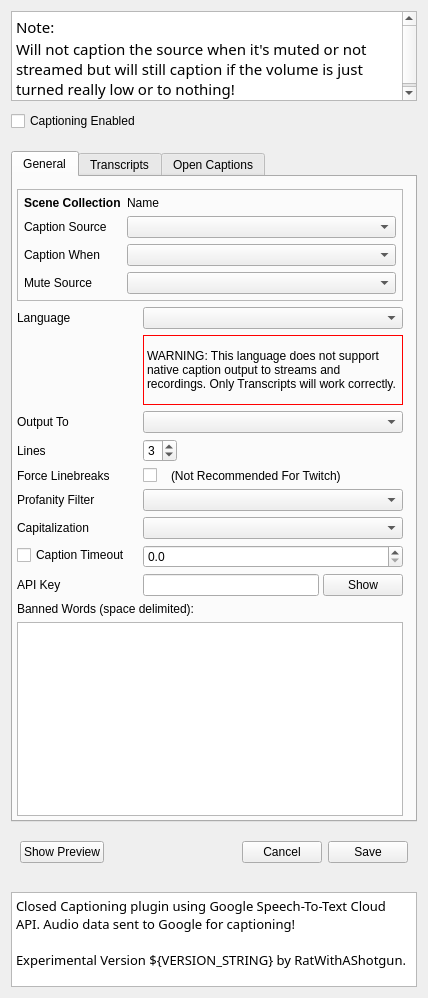
Qt form src/ui/CaptionSettingsWidget.ui (ratwithacompiler/OBS-captions-plugin) before a commit.
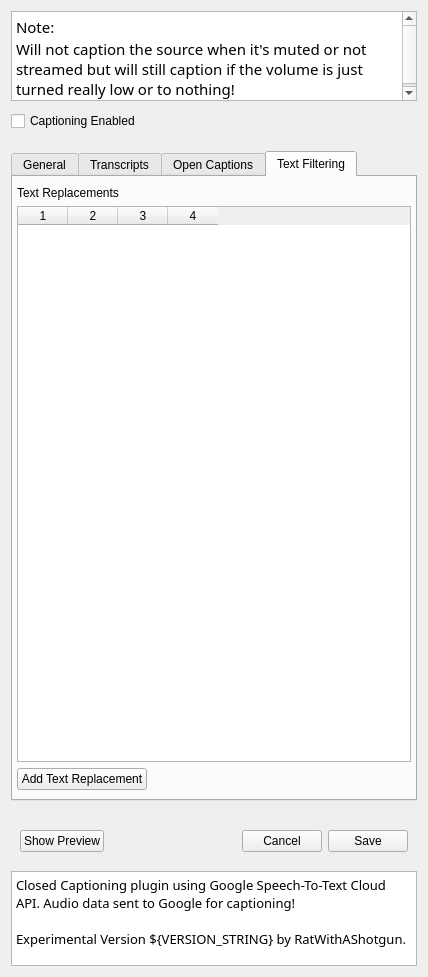
The same form after that commit. The open tabs and pages were chosen to show the change.

Commit message: text filter: replace banned words with user text replacement system

Diff of the .ui file:
```diff
--- a/src/ui/CaptionSettingsWidget.ui
+++ b/src/ui/CaptionSettingsWidget.ui
@@ -536,16 +536,6 @@
          </layout>
         </widget>
        </item>
-       <item>
-        <widget class="QLabel" name="label_4">
-         <property name="text">
-          <string>Banned Words (space delimited):</string>
-         </property>
-        </widget>
-       </item>
-       <item>
-        <widget class="QPlainTextEdit" name="bannedWordsPlainTextEdit"/>
-       </item>
       </layout>
      </widget>
      <widget class="QWidget" name="tab_2">
@@ -1132,8 +1122,77 @@
        </item>
       </layout>
      </widget>
+     <widget class="QWidget" name="filterTab">
+      <attribute name="title">
+       <string>Text Filtering</string>
+      </attribute>
+      <layout class="QVBoxLayout" name="verticalLayout_7">
+       <property name="leftMargin">
+        <number>4</number>
+       </property>
+       <property name="rightMargin">
+        <number>4</number>
+       </property>
+       <item>
+        <widget class="QLabel" name="label_4">
+         <property name="text">
+          <string>Text Replacements</string>
+         </property>
+        </widget>
+       </item>
+       <item>
+        <widget class="QTableWidget" name="wordReplacementTableWidget">
+         <property name="rowCount">
+          <number>0</number>
+         </property>
+         <property name="columnCount">
+          <number>4</number>
+         </property>
+         <attribute name="horizontalHeaderDefaultSectionSize">
+          <number>50</number>
+         </attribute>
+         <attribute name="verticalHeaderCascadingSectionResizes">
+          <bool>true</bool>
+         </attribute>
+         <column/>
+         <column/>
+         <column/>
+         <column/>
+        </widget>
+       </item>
+       <item>
+        <widget class="QPushButton" name="replacementWordsAddWordPushButton">
+         <property name="sizePolicy">
+          <sizepolicy hsizetype="Fixed" vsizetype="Fixed">
+           <horstretch>0</horstretch>
+           <verstretch>0</verstretch>
+          </sizepolicy>
+         </property>
+         <property name="text">
+          <string>Add Text Replacement</string>
+         </property>
+        </widget>
+       </item>
+      </layout>
+     </widget>
     </widget>
    </item>
+   <item>
+    <spacer name="verticalSpacer_2">
+     <property name="orientation">
+      <enum>Qt::Vertical</enum>
+     </property>
+     <property name="sizeType">
+      <enum>QSizePolicy::Fixed</enum>
+     </property>
+     <property name="sizeHint" stdset="0">
+      <size>
+       <width>20</width>
+       <height>10</height>
+      </size>
+     </property>
+    </spacer>
+   </item>
    <item>
     <widget class="QWidget" name="widget" native="true">
      <property name="sizePolicy">
@@ -1180,22 +1239,6 @@
      </layout>
     </widget>
    </item>
-   <item>
-    <spacer name="verticalSpacer_2">
-     <property name="orientation">
-      <enum>Qt::Vertical</enum>
-     </property>
-     <property name="sizeType">
-      <enum>QSizePolicy::Fixed</enum>
-     </property>
-     <property name="sizeHint" stdset="0">
-      <size>
-       <width>20</width>
-       <height>10</height>
-      </size>
-     </property>
-    </spacer>
-   </item>
    <item>
     <widget class="QTextBrowser" name="bottomTextBrowser">
      <property name="sizePolicy">
```
The commit also changes 7 other files.
